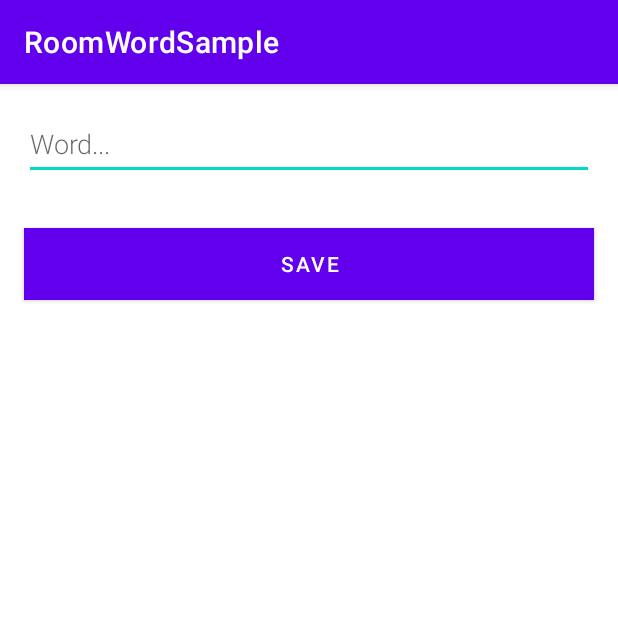
After one commit to Akohler28/RoomWordSample, an Android app: the NewWordActivity screen opened directly, with no data from a screen before it, on a phone screen of 412 x 824 dp, the top half of it. The commit adds this screen. Run offline under Robolectric (Android 15) with nearby library versions, the phone set to English and light mode, and no system bars.

Commit message:
Added XML, recycler view, NewWordActivity, connected with data. NOTE: Some of these steps required subsequent steps in order to build so this commit is larger than intended

```diff
--- a/app/src/main/AndroidManifest.xml
+++ b/app/src/main/AndroidManifest.xml
@@ -9,6 +9,7 @@
         android:roundIcon="@mipmap/ic_launcher_round"
         android:supportsRtl="true"
         android:theme="@style/AppTheme">
+        <activity android:name=".NewWordActivity"></activity>
         <activity android:name=".MainActivity">
             <intent-filter>
                 <action android:name="android.intent.action.MAIN" />
--- /dev/null
+++ b/app/src/main/java/edu/cascadia/mobas/roomwordsample/NewWordActivity.java
@@ -0,0 +1,36 @@
+package edu.cascadia.mobas.roomwordsample;
+
+import androidx.appcompat.app.AppCompatActivity;
+
+import android.content.Intent;
+import android.os.Bundle;
+import android.text.TextUtils;
+import android.widget.Button;
+import android.widget.EditText;
+
+public class NewWordActivity extends AppCompatActivity {
+
+    public static final String EXTRA_REPLY = "com.example.android.wordlistsql.REPLY";
+
+    private EditText mEditWordView;
+
+    @Override
+    public void onCreate(Bundle savedInstanceState) {
+        super.onCreate(savedInstanceState);
+        setContentView(R.layout.activity_new_word);
+        mEditWordView = findViewById(R.id.edit_word);
+
+        final Button button = findViewById(R.id.button_save);
+        button.setOnClickListener(view -> {
+            Intent replyIntent = new Intent();
+            if (TextUtils.isEmpty(mEditWordView.getText())) {
+                setResult(RESULT_CANCELED, replyIntent);
+            } else {
+                String word = mEditWordView.getText().toString();
+                replyIntent.putExtra(EXTRA_REPLY, word);
+                setResult(RESULT_OK, replyIntent);
+            }
+            finish();
+        });
+    }
+}
--- /dev/null
+++ b/app/src/main/res/layout/activity_new_word.xml
@@ -0,0 +1,27 @@
+<?xml version="1.0" encoding="utf-8"?>
+<LinearLayout xmlns:android="http://schemas.android.com/apk/res/android"
+    android:orientation="vertical"
+    android:layout_width="match_parent"
+    android:layout_height="match_parent">
+
+    <EditText
+        android:id="@+id/edit_word"
+        android:layout_width="match_parent"
+        android:layout_height="wrap_content"
+        android:minHeight="@dimen/min_height"
+        android:fontFamily="sans-serif-light"
+        android:hint="@string/hint_word"
+        android:inputType="textAutoComplete"
+        android:layout_margin="@dimen/big_padding"
+        android:textSize="18sp" />
+
+    <Button
+        android:id="@+id/button_save"
+        android:layout_width="match_parent"
+        android:layout_height="wrap_content"
+        android:background="@color/colorPrimary"
+        android:text="@string/button_save"
+        android:layout_margin="@dimen/big_padding"
+        android:textColor="@color/buttonLabel" />
+
+</LinearLayout>
--- a/app/src/main/res/values/colors.xml
+++ b/app/src/main/res/values/colors.xml
@@ -3,4 +3,5 @@
     <color name="colorPrimary">#6200EE</color>
     <color name="colorPrimaryDark">#3700B3</color>
     <color name="colorAccent">#03DAC5</color>
+    <color name="buttonLabel">#FFFFFF</color>
 </resources>
--- /dev/null
+++ b/app/src/main/res/values/dimens.xml
@@ -0,0 +1,7 @@
+<?xml version="1.0" encoding="utf-8"?>
+<resources>
+    <dimen name="small_padding">8dp</dimen>
+    <dimen name="big_padding">16dp</dimen>
+    <dimen name="min_height">48dp</dimen>
+
+</resources>
--- a/app/src/main/res/values/strings.xml
+++ b/app/src/main/res/values/strings.xml
@@ -1,3 +1,7 @@
 <resources>
     <string name="app_name">RoomWordSample</string>
+    <string name="hint_word">Word...</string>
+    <string name="button_save">Save</string>
+    <string name="empty_not_saved">Word not saved because it is empty.</string>
+    <string name="add_word">Add word</string>
 </resources>
```
Also changed, not shown: app/build.gradle (+7 -3 lines), app/src/main/java/edu/cascadia/mobas/roomwordsample/MainActivity.java (+43 -0 lines), app/src/main/java/edu/cascadia/mobas/roomwordsample/WordListAdapter.java (added, +40 -0 lines), app/src/main/java/edu/cascadia/mobas/roomwordsample/WordRoomDatabase.java (+23 -0 lines), app/src/main/java/edu/cascadia/mobas/roomwordsample/WordViewHolder.java (added, +27 -0 lines), app/src/main/res/drawable/ic_add_black_24dp.xml (added, +9 -0 lines), app/src/main/res/layout/activity_main.xml (+18 -5 lines), app/src/main/res/layout/recyclerview_item.xml (added, +13 -0 lines), app/src/main/res/values/styles.xml (+10 -1 lines).
